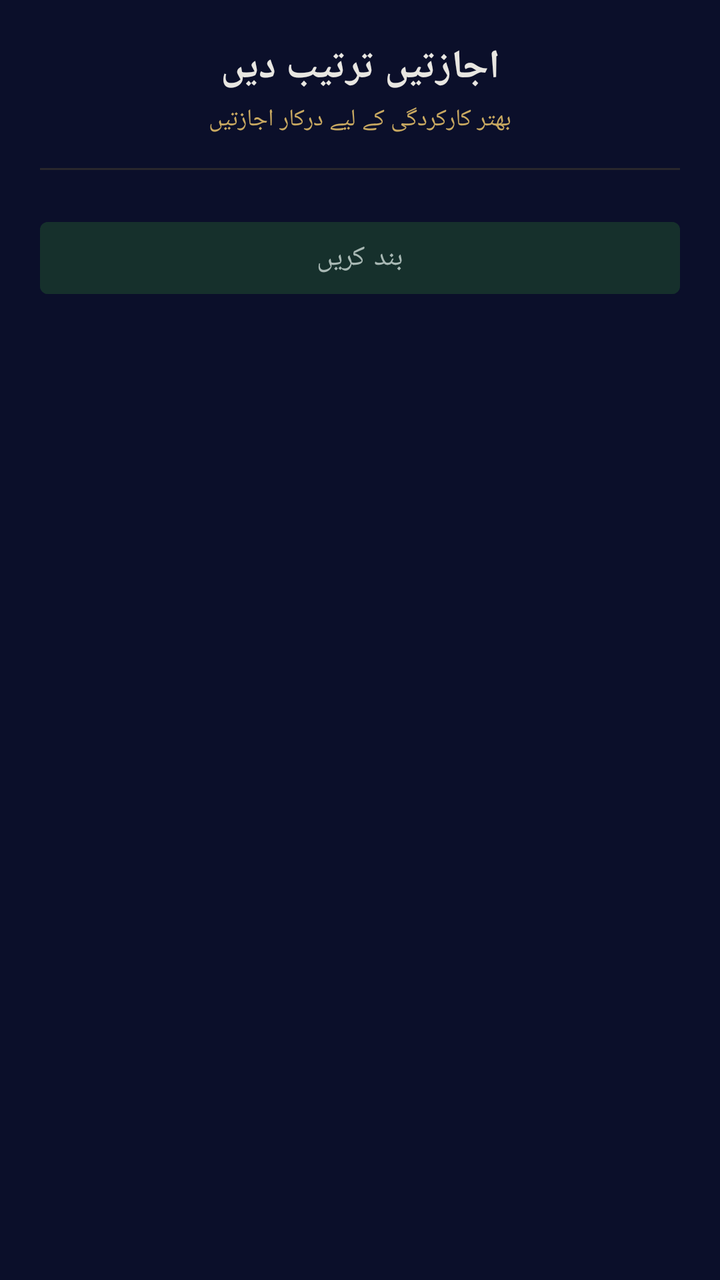
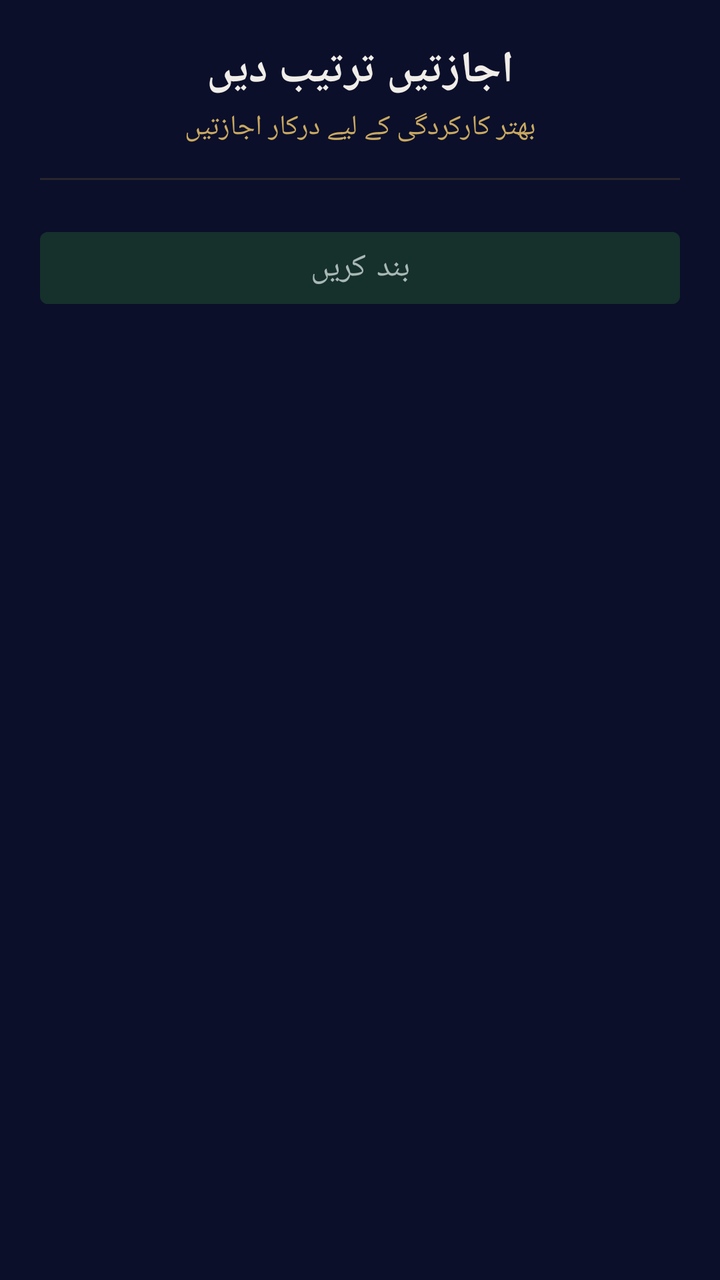

Two renders of the same Android screen: before a commit and after it. Below are the layout's source before the change and the commit's diff.
<!-- AndroidManifest.xml: application theme Theme.App.EmeraldDusk.Dark -->
<!-- res/layout/permission_setup_dialog.xml -->
<?xml version="1.0" encoding="utf-8"?>
<LinearLayout xmlns:android="http://schemas.android.com/apk/res/android"
    android:layout_width="match_parent"
    android:layout_height="wrap_content"
    android:background="#0B0F2A"
    android:orientation="vertical"
    android:padding="20dp">

    <TextView
        android:layout_width="match_parent"
        android:layout_height="wrap_content"
        android:text="اجازتیں ترتیب دیں"
        android:textSize="20sp"
        android:textColor="#E8E6E1"
        android:textStyle="bold"
        android:gravity="center"
        android:fontFamily="sans-serif" />

    <TextView
        android:layout_width="match_parent"
        android:layout_height="wrap_content"
        android:layout_marginTop="4dp"
        android:text="بهتر کارکردگی کے لیے درکار اجازتیں"
        android:textSize="12sp"
        android:textColor="#C9A961"
        android:gravity="center"
        android:fontFamily="sans-serif" />

    <View
        android:layout_width="match_parent"
        android:layout_height="1dp"
        android:layout_marginTop="16dp"
        android:background="#26D4AF37" />

    <ScrollView
        android:layout_width="match_parent"
        android:layout_height="wrap_content"
        android:layout_marginTop="8dp">

        <LinearLayout
            android:id="@+id/permissionContainer"
            android:layout_width="match_parent"
            android:layout_height="wrap_content"
            android:orientation="vertical">

            

        </LinearLayout>

    </ScrollView>

    <Button
        android:id="@+id/closeButton"
        android:layout_width="match_parent"
        android:layout_height="48dp"
        android:layout_marginTop="12dp"
        android:text="بند کریں"
        android:textSize="14sp"
        android:backgroundTint="#16302C"
        android:textColor="#A8B8B4"
        android:textAllCaps="false" />

</LinearLayout>
<!-- resources referenced by this layout -->
<resources>
  <style name="Theme.App.EmeraldDusk.Dark" parent="Theme.MaterialComponents.DayNight.NoActionBar">
          <item name="colorPrimary">@color/primary_gold</item>
          <item name="colorOnPrimary">@color/background_base</item>
          <item name="colorPrimaryVariant">@color/muted_gold</item>
          <item name="colorSecondary">@color/accent_prayer_times</item>
          <item name="colorOnSecondary">@color/background_base</item>
          <item name="colorSecondaryVariant">@color/muted_gold</item>
  
          <item name="android:colorBackground">@color/background_base</item>
          <item name="colorSurface">@color/surface_card</item>
          <item name="colorOnBackground">@color/on_background_primary_text</item>
          <item name="colorOnSurface">@color/on_background_primary_text</item>
  
          <item name="colorError">@color/error_soft_red</item>
  
          <item name="android:statusBarColor">@color/background_base</item>
          <item name="android:navigationBarColor">@color/background_base</item>
          <item name="android:windowLightStatusBar" tools:targetApi="23">false</item>
          <item name="android:windowLightNavigationBar" tools:targetApi="27">false</item>
  
          
          <item name="android:activityOpenEnterAnimation">@anim/slide_in_right</item>
          <item name="android:activityOpenExitAnimation">@anim/fade_out</item>
          <item name="android:activityCloseEnterAnimation">@anim/fade_in</item>
          <item name="android:activityCloseExitAnimation">@anim/slide_out_left</item>
  
          
          <item name="android:colorEdgeEffect" tools:targetApi="31">@color/primary_gold</item>
          <item name="android:overScrollMode">ifContentScrolls</item>
      </style>
  <color name="primary_gold">#E8C547</color>
  <color name="background_base">#0B0F2A</color>
  <color name="muted_gold">#D4AF37</color>
  <color name="accent_prayer_times">#4FA8A0</color>
  <color name="surface_card">#12183A</color>
  <color name="on_background_primary_text">#FFFFFF</color>
  <color name="error_soft_red">#E0645A</color>
</resources>

<!-- the commit's change to res/layout/permission_setup_dialog.xml (unified diff, before → after) -->
@@ -10,8 +10,8 @@
         android:layout_width="match_parent"
         android:layout_height="wrap_content"
         android:text="اجازتیں ترتیب دیں"
-        android:textSize="20sp"
-        android:textColor="#E8E6E1"
+        android:textSize="22sp"
+        android:textColor="#F0EDE8"
         android:textStyle="bold"
         android:gravity="center"
         android:fontFamily="sans-serif" />
@@ -21,7 +21,7 @@
         android:layout_height="wrap_content"
         android:layout_marginTop="4dp"
         android:text="بهتر کارکردگی کے لیے درکار اجازتیں"
-        android:textSize="12sp"
+        android:textSize="14sp"
         android:textColor="#C9A961"
         android:gravity="center"
         android:fontFamily="sans-serif" />
@@ -55,7 +55,7 @@
         android:layout_height="48dp"
         android:layout_marginTop="12dp"
         android:text="بند کریں"
-        android:textSize="14sp"
+        android:textSize="16sp"
         android:backgroundTint="#16302C"
         android:textColor="#A8B8B4"
         android:textAllCaps="false" />
